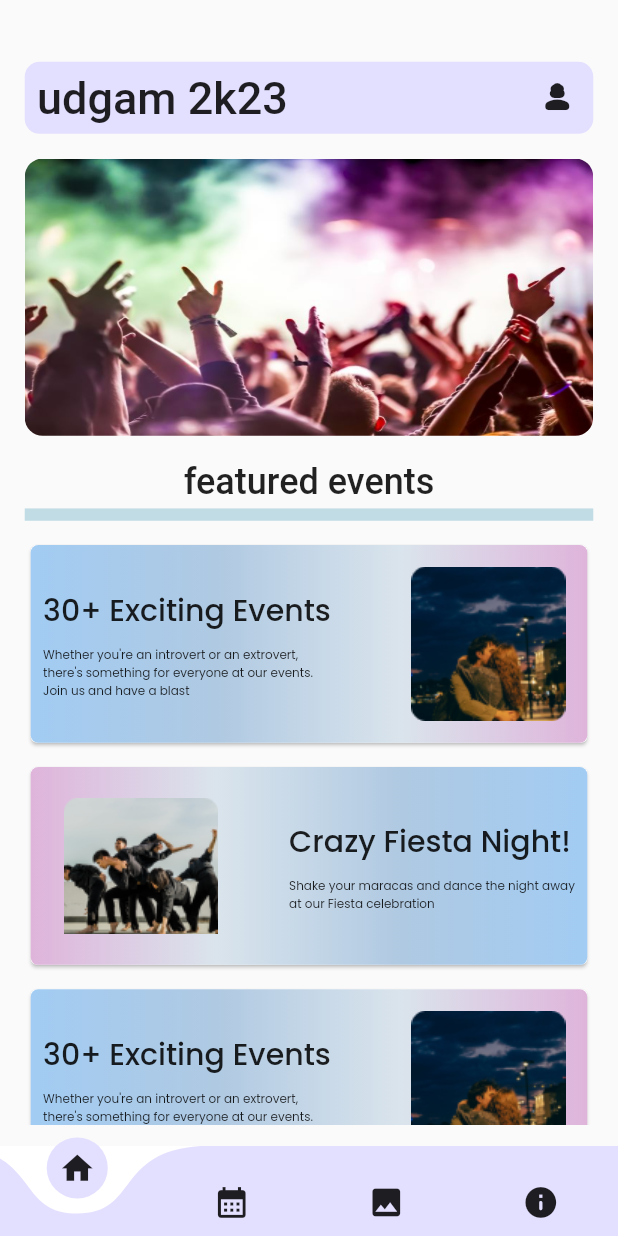
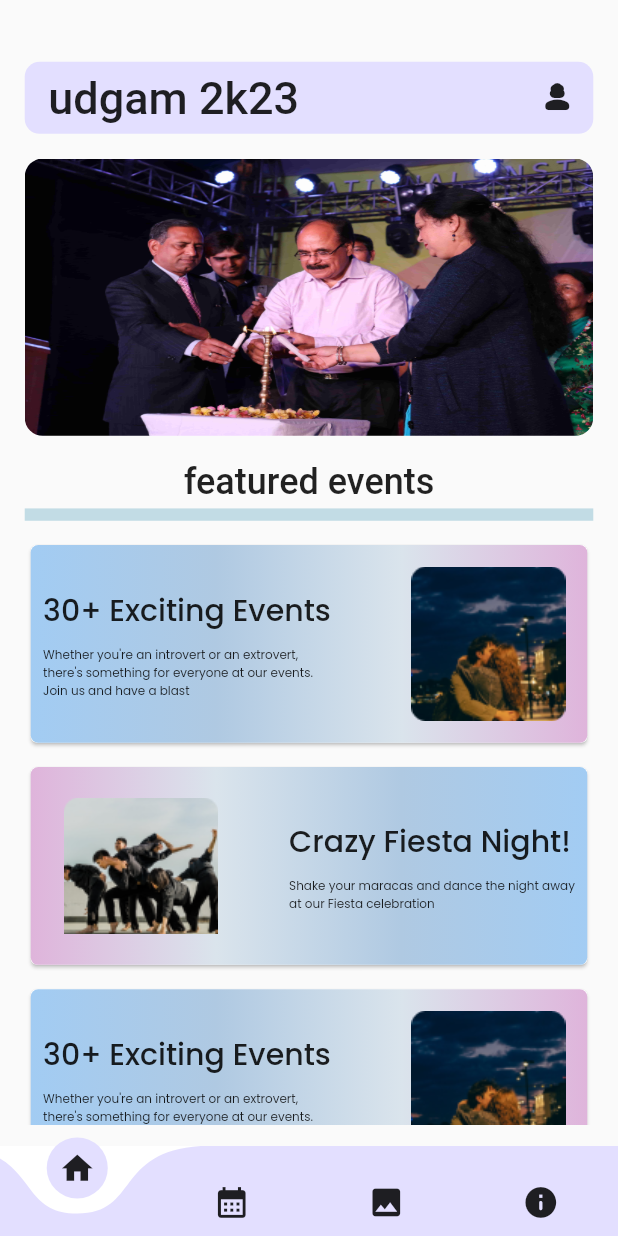
Before and after one commit to DevCANS/udgam2k23App, a Flutter app: the screen it shows once a user with an empty profile is signed in, on a phone screen of 412 x 824 dp. Run offline on Flutter 3.47's test engine with Material 2 defaults, Android fonts, the phone set to English and light mode, and no system bars; drawn by our look-alikes of carousel_slider, curved_navigation_bar; our stand-ins replace cloud_firestore, firebase_auth, firebase_core, font_awesome_flutter, google_fonts, google_sign_in; missing offline and left inert: easy_image_viewer; accounts and stored records are empty; Roboto replaces fonts that are missing (Samarkan).

Commit message:
design details

```diff
--- a/udgam2k23/lib/screens/about/about_screen.dart
+++ b/udgam2k23/lib/screens/about/about_screen.dart
@@ -35,6 +35,7 @@ class _AboutScreenState extends State<AboutScreen> {
                 ),
 
                 Container(
+                  height: size.height * 0.065,
                   decoration: BoxDecoration(
                     color: backgroundColor,
                     borderRadius: BorderRadius.circular(
@@ -49,7 +50,7 @@ class _AboutScreenState extends State<AboutScreen> {
                       mainAxisAlignment: MainAxisAlignment.spaceBetween,
                       children: const [
                         Text(
-                          "about",
+                          " about",
                           style: TextStyle(
                             fontFamily: 'Samarkan',
                             fontSize: 30,
--- a/udgam2k23/lib/screens/about/team_screen.dart
+++ b/udgam2k23/lib/screens/about/team_screen.dart
@@ -2,6 +2,9 @@ import 'package:flutter/material.dart';
 import 'package:udgam2k23/constants.dart';
 import 'package:udgam2k23/methods/methods.dart';
 import 'package:udgam2k23/screens/about/widgets/team_list.dart';
+import 'package:udgam2k23/widgets/custom_page_route.dart';
+//teams
+import 'package:udgam2k23/screens/teams/core_team.dart';
 import 'package:udgam2k23/screens/teams/advisory.dart';
 import 'package:udgam2k23/screens/teams/app.dart';
 import 'package:udgam2k23/screens/teams/content.dart';
@@ -20,9 +23,6 @@ import 'package:udgam2k23/screens/teams/publicity.dart';
 import 'package:udgam2k23/screens/teams/sponsorship.dart';
 import 'package:udgam2k23/screens/teams/technical.dart';
 import 'package:udgam2k23/screens/teams/web.dart';
-import 'package:udgam2k23/widgets/custom_page_route.dart';
-//teams
-import 'package:udgam2k23/screens/teams/core_team.dart';
 
 class TeamScreen extends StatefulWidget {
   const TeamScreen({super.key});
--- a/udgam2k23/lib/screens/events/events_screen.dart
+++ b/udgam2k23/lib/screens/events/events_screen.dart
@@ -43,7 +43,7 @@ class _EventsScreenState extends State<EventsScreen> {
                     mainAxisAlignment: MainAxisAlignment.spaceBetween,
                     children: const [
                       Text(
-                        "events",
+                        " events",
                         style: TextStyle(
                           fontFamily: 'Samarkan',
                           fontSize: 30,
--- a/udgam2k23/lib/screens/gallery/gallery_screen.dart
+++ b/udgam2k23/lib/screens/gallery/gallery_screen.dart
@@ -47,7 +47,7 @@ class _GalleryScreenState extends State<GalleryScreen> {
                       mainAxisAlignment: MainAxisAlignment.start,
                       children: const [
                         Text(
-                          "gallery",
+                          " gallery",
                           style: TextStyle(
                             fontFamily: 'Samarkan',
                             fontSize: 30,
--- a/udgam2k23/lib/screens/home/home_screen.dart
+++ b/udgam2k23/lib/screens/home/home_screen.dart
@@ -19,9 +19,12 @@ class HomeScreen extends StatefulWidget {
 class _HomeScreenState extends State<HomeScreen> {
   Methods method = Methods();
   List imageList = [
-    {"id": "1", "image_path": 'assets/carousel/img1.jpeg'},
-    {"id": "2", "image_path": 'assets/carousel/img2.jpg'},
-    {"id": "3", "image_path": 'assets/carousel/img3.jpg'},
+    {"id": "1", "image_path": 'assets/carousel/img1.JPG'},
+    {"id": "2", "image_path": 'assets/carousel/img2.JPG'},
+    {"id": "3", "image_path": 'assets/carousel/img3.JPG'},
+    {"id": "3", "image_path": 'assets/carousel/img4.JPG'},
+    {"id": "3", "image_path": 'assets/carousel/img5.JPG'},
+    {"id": "3", "image_path": 'assets/carousel/img6.JPG'},
   ];
   final CarouselController carouselController = CarouselController();
   int currentIndex = 0;
@@ -60,7 +63,7 @@ class _HomeScreenState extends State<HomeScreen> {
                       mainAxisAlignment: MainAxisAlignment.spaceBetween,
                       children: [
                         const Text(
-                          "udgam 2k23",
+                          " udgam 2k23",
                           style: TextStyle(
                             fontFamily: 'Samarkan',
                             fontSize: 30,
```
Also changed, not shown: udgam2k23/assets/carousel/img1.JPG (added), udgam2k23/assets/carousel/img1.jpeg (deleted), udgam2k23/assets/carousel/img2.jpg, udgam2k23/assets/carousel/img3.jpg, udgam2k23/assets/carousel/img4.JPG (added), udgam2k23/assets/carousel/img4.png (deleted), udgam2k23/assets/carousel/img5.JPG (added), udgam2k23/assets/carousel/img6.JPG (added).
